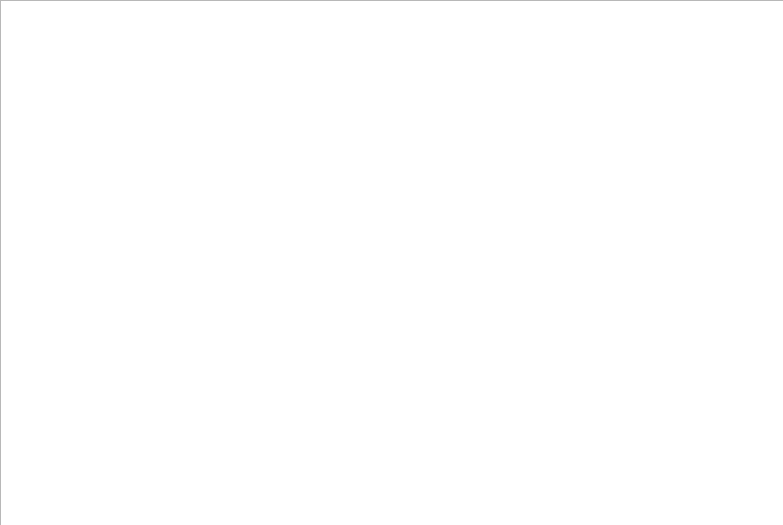
First picture: the form in src/mainwindow.ui, repository thdusdl1219/OOP_Project, before the edit.
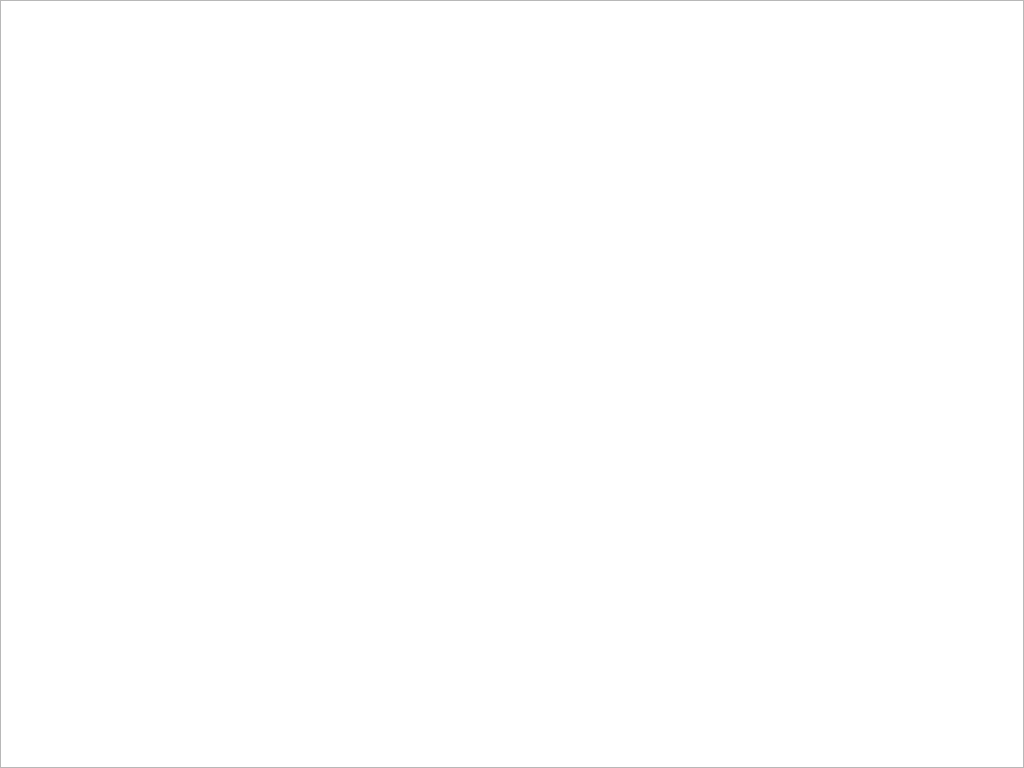
Second picture: the form after the edit.

```diff
--- a/src/mainwindow.ui
+++ b/src/mainwindow.ui
@@ -6,8 +6,8 @@
    <rect>
     <x>0</x>
     <y>0</y>
-    <width>783</width>
-    <height>525</height>
+    <width>1024</width>
+    <height>768</height>
    </rect>
   </property>
   <property name="windowTitle">
@@ -19,8 +19,8 @@
      <rect>
       <x>0</x>
       <y>0</y>
-      <width>791</width>
-      <height>531</height>
+      <width>1024</width>
+      <height>768</height>
      </rect>
     </property>
    </widget>
```
